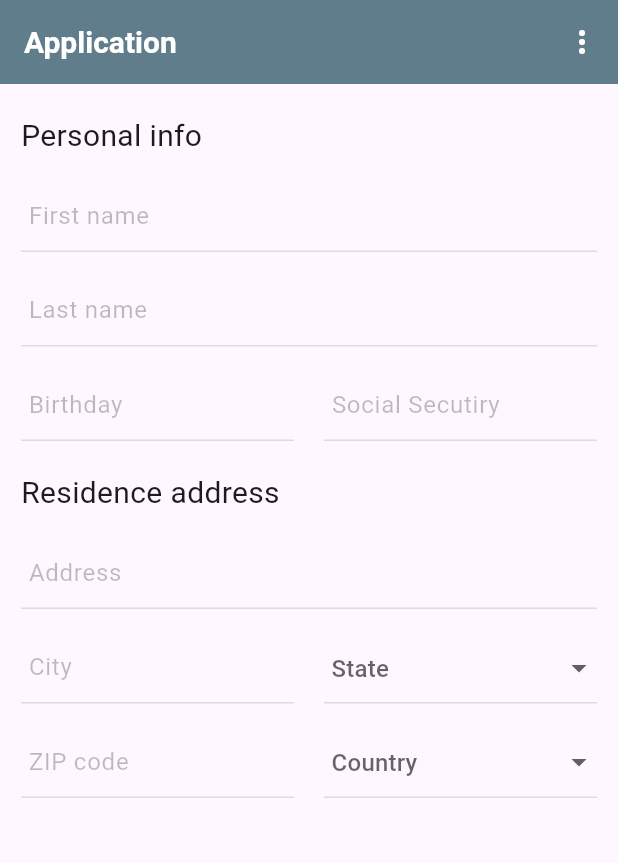
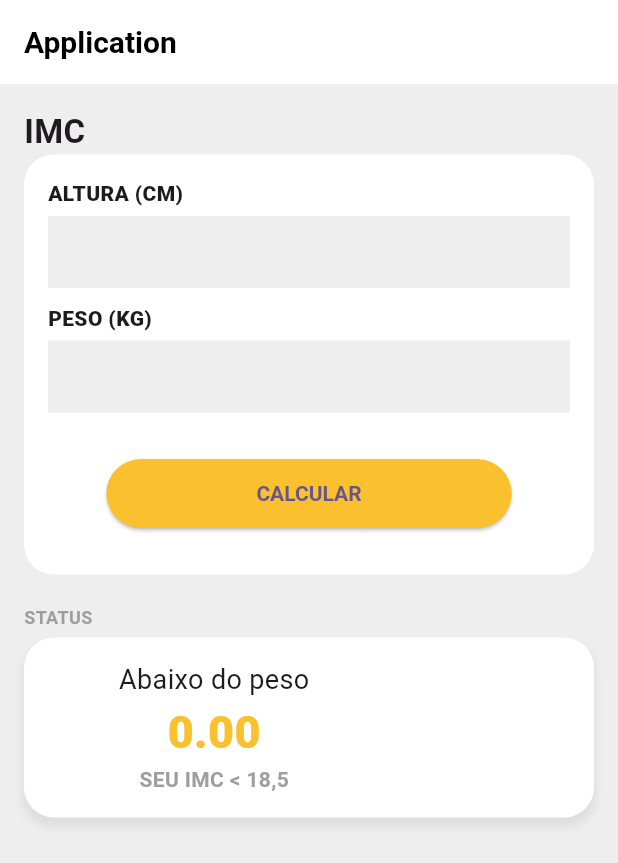
Before and after one commit to raquel-brena/flutter-calculadora-imc, a Flutter app: the screen it shows after launch, on a phone screen of 412 x 824 dp. Shown: the top 863 px of the screen. Run offline on Flutter 3.47's test engine with Material 3 defaults, Android fonts, the light colour scheme and no system bars.

Commit message:
feat: Add CalcIMC widget and related components
This commit adds the CalcIMC widget along with its related components: FormCalc and ResultCalc. The CalcIMC widget is responsible for calculating the IMC (Body Mass Index) based on the user's weight and height. The FormCalc component provides input fields for the user to enter their weight and height, and the ResultCalc component displays the calculated IMC along with a status and an image representing the user's weight category.

```diff
--- /dev/null
+++ b/lib/calc_imd/CalcIMC.dart
@@ -0,0 +1,43 @@
+import 'package:flutter/material.dart';
+import 'package:mini_projeto_01/calc_imd/components/FormCalc.dart';
+import 'package:mini_projeto_01/calc_imd/components/ResultCalc.dart';
+
+class CalcIMC extends StatefulWidget {
+  const CalcIMC({Key? key}) : super(key: key);
+
+  @override
+  _CalcIMCState createState() => _CalcIMCState();
+}
+
+class _CalcIMCState extends State<CalcIMC> {
+  double _imc = 0.0;
+
+  void _calculateIMC(double peso, double altura) {
+    setState(() {
+      _imc = peso / ((altura / 100) * (altura / 100));
+    });
+  }
+
+  @override
+  Widget build(BuildContext context) {
+    return Container(
+      decoration: BoxDecoration(
+        color: Colors.grey.shade200,
+      ),
+      child: Padding(
+        padding: EdgeInsets.all(16),
+        child: Center(
+          child: Column(
+            children: [
+              FormCalc(onCalculate: _calculateIMC),
+              SizedBox(height: 20),
+              ResultCalc(
+                imc: _imc,
+              ),
+            ],
+          ),
+        ),
+      ),
+    );
+  }
+}
--- /dev/null
+++ b/lib/calc_imd/components/FormCalc.dart
@@ -0,0 +1,67 @@
+import 'package:flutter/material.dart';
+import 'package:mini_projeto_01/calc_imd/components/Input.dart';
+
+class FormCalc extends StatelessWidget {
+  final Function(double, double) onCalculate;
+
+  const FormCalc({Key? key, required this.onCalculate}) : super(key: key);
+
+  @override
+  Widget build(BuildContext context) {
+    final TextEditingController _pesoController = TextEditingController();
+    final TextEditingController _alturaController = TextEditingController();
+
+    return Column(
+      crossAxisAlignment: CrossAxisAlignment.start,
+      children: [
+        const Text(
+          "IMC",
+          style: const TextStyle(fontSize: 22, fontWeight: FontWeight.w600),
+        ),
+        Container(
+          decoration: BoxDecoration(
+              color: Colors.white, borderRadius: BorderRadius.circular(20)),
+          height: 280,
+          width: double.infinity,
+          child: Padding(
+            padding: const EdgeInsets.all(16),
+            child: Column(
+              children: [
+                Input(
+                    label: "ALTURA (CM)",
+                    isPassword: false,
+                    controller: _alturaController,
+                    backgroundColor: Colors.grey.shade200),
+                SizedBox(height: 10),
+                Input(
+                    label: "PESO (KG)",
+                    isPassword: false,
+                    controller: _pesoController,
+                    backgroundColor: Colors.grey.shade200),
+                SizedBox(height: 30),
+                ElevatedButton(
+                    style: ElevatedButton.styleFrom(
+                      backgroundColor: Colors.yellow.shade700,
+                      padding: EdgeInsets.symmetric(
+                          horizontal: 100, vertical: 15), // Padding do botão
+                      textStyle: TextStyle(
+                          color: Colors.black,
+                          fontWeight: FontWeight.bold), // Estilo do texto
+                    ),
+                    onPressed: () {
+                      double? peso = double.tryParse(_pesoController.text);
+                      double? altura = double.tryParse(_alturaController.text);
+
+                      if (peso != null && altura != null) {
+                        onCalculate(peso, altura);
+                      }
+                    },
+                    child: Text("CALCULAR"))
+              ],
+            ),
+          ),
+        ),
+      ],
+    );
+  }
+}
--- /dev/null
+++ b/lib/calc_imd/components/Input.dart
@@ -0,0 +1,64 @@
+import 'package:flutter/material.dart';
+import 'package:flutter/services.dart';
+
+class Input extends StatelessWidget {
+  final TextEditingController? controller;
+  final String label;
+  final bool isPassword;
+  final String? erroText;
+  final ValueChanged<String>? onchanged;
+  final Color? backgroundColor, labelColor;
+
+
+  const Input({
+    Key? key,
+    this.controller,
+    required this.label,
+    required this.isPassword,
+    this.erroText,
+    this.onchanged,
+    this.backgroundColor,
+    this.labelColor,
+  }) : super(key: key);
+
+  @override
+  Widget build(BuildContext context) {
+    return Column(
+
+      crossAxisAlignment: CrossAxisAlignment.start,
+      children: [
+        Text(
+          label, style: const TextStyle(fontWeight: FontWeight.w800),),
+        Container(
+          margin: const EdgeInsets.only(top: 5),
+          child: TextFormField(
+            controller: controller,
+            onChanged: onchanged,
+            obscureText: isPassword,
+            keyboardType: TextInputType.number,
+            decoration:
+            InputDecoration(
+              enabledBorder: InputBorder.none,
+              border: OutlineInputBorder(
+                borderRadius: BorderRadius.circular(10),
+                borderSide: BorderSide.none,
+              ),
+              focusedBorder: OutlineInputBorder(
+                borderRadius: BorderRadius.circular(10),
+                borderSide: BorderSide(color: Colors.yellow.shade600),
+              ),
+              hintStyle: const TextStyle(color: Colors.black26),
+              contentPadding: const EdgeInsets.symmetric(
+                vertical:  5,
+                horizontal: 5,
+              ),
+
+              filled: true,
+              fillColor: backgroundColor,
+            ),
+          ),
+        ),
+      ],
+    );
+  }
+}
--- /dev/null
+++ b/lib/calc_imd/components/ResultCalc.dart
@@ -0,0 +1,107 @@
+import 'package:flutter/material.dart';
+
+class ResultCalc extends StatefulWidget {
+  final double imc;
+
+  const ResultCalc({Key? key, required this.imc}) : super(key: key);
+
+  @override
+  _ResultCalcState createState() => _ResultCalcState();
+}
+
+class _ResultCalcState extends State<ResultCalc> {
+  @override
+  Widget build(BuildContext context) {
+    String _status;
+    String _media;
+    String _url;
+
+    double _imc = widget.imc;
+    if (_imc < 18.5) {
+      _status = "Abaixo do peso";
+      _media = "SEU IMC < 18,5";
+      _url = "images/1.png";
+    } else if (_imc >= 18.5 && _imc < 24.9) {
+      _status = "Peso normal";
+      _media = "18,5 <= SEU IMC < 25";
+      _url = "images/2.png";
+    } else if (_imc >= 25 && _imc < 29.9) {
+      _status = "Sobrepeso";
+      _media = "25 <= SEU IMC < 30";
+      _url = "images/3.png";
+    } else if (_imc >= 25 && _imc < 29.9) {
+      _status = "Obesidade Grau I";
+      _media = "35 <= SEU IMC < 40";
+      _url = "images/4.png";
+    } else if (_imc >= 25 && _imc < 29.9) {
+      _status = "Obesidade Grau II";
+      _media = "25 <= SEU IMC < 30";
+      _url = "images/5.png";
+    } else {
+      _status = "Obesidade Mórbida";
+      _media = "IMC >= 40";
+      _url = "images/6.png";
+    }
+
+    return Column(
+      crossAxisAlignment: CrossAxisAlignment.start,
+      mainAxisAlignment: MainAxisAlignment.center,
+      children: [
+        Text(
+          "STATUS",
+          style: TextStyle(
+              fontSize: 12,
+              fontWeight: FontWeight.w600,
+              color: Colors.grey.shade500),
+        ),
+        SizedBox(height: 5),
+        Container(
+            decoration: BoxDecoration(
+              color: Colors.white,
+              borderRadius: BorderRadius.circular(20),
+              boxShadow: [
+                BoxShadow(
+                  color: Colors.grey.withOpacity(0.2),
+                  spreadRadius: 1,
+                  blurRadius: 4,
+                  offset: const Offset(0, 5),
+                )
+              ],
+            ),
+            height: 120,
+            width: double.infinity,
+            child: Row(
+              crossAxisAlignment: CrossAxisAlignment.center,
+              mainAxisAlignment: MainAxisAlignment.spaceAround,
+              children: [
+                Column(
+                  mainAxisAlignment: MainAxisAlignment.center,
+                  children: [
+                    Text(
+                      _status,
+                      style: const TextStyle(
+                          fontSize: 18, fontWeight: FontWeight.w400),
+                    ),
+                    Text(
+                      _imc.toStringAsFixed(2),
+                      style: TextStyle(
+                          fontSize: 30,
+                          fontWeight: FontWeight.w800,
+                          color: Colors.yellow.shade700),
+                    ),
+                    Text(
+                      _media,
+                      style: TextStyle(
+                          fontSize: 14,
+                          fontWeight: FontWeight.w600,
+                          color: Colors.grey.shade500),
+                    ),
+                  ],
+                ),
+                _imc > 0 ? Image(image: AssetImage(_url)) : Container()
+              ],
+            )),
+      ],
+    );
+  }
+}
--- a/lib/main.dart
+++ b/lib/main.dart
@@ -1,4 +1,5 @@
 import 'package:flutter/material.dart';
+import 'package:mini_projeto_01/calc_imd/CalcIMC.dart';
 import 'package:mini_projeto_01/form/FormApp.dart';
 
 void main() {
@@ -8,6 +9,31 @@ void main() {
 class MyApp extends StatelessWidget {
   const MyApp({super.key});
 
+//   @override
+//   Widget build(BuildContext context) {
+//     return MaterialApp(
+//       title: 'Mini Projeto 01',
+//       theme: ThemeData(
+//         colorScheme: ColorScheme.fromSeed(seedColor: Colors.deepPurple),
+//         useMaterial3: true,
+//       ),
+//       home:  Scaffold(
+//         appBar: AppBar(
+//           titleTextStyle: TextStyle(color: Colors.white, fontSize: 20, fontWeight: FontWeight.w600),
+//           backgroundColor: Colors.blueGrey,
+//           title:  Text("Application", style: TextStyle(color: Colors.white),),
+//           actions: [
+//             IconButton(icon: Icon(Icons.more_vert, color: Colors.white,), onPressed: () {  },)
+//           ],
+//         ),
+//         body: const Center(
+//           child: CalcIMC(),
+//         ),
+//       )
+//     );
+//   }
+// }
+
   @override
   Widget build(BuildContext context) {
     return MaterialApp(
@@ -16,19 +42,29 @@ class MyApp extends StatelessWidget {
           colorScheme: ColorScheme.fromSeed(seedColor: Colors.deepPurple),
           useMaterial3: true,
         ),
-      home:  Scaffold(
+        home: Scaffold(
           appBar: AppBar(
-          titleTextStyle: TextStyle(color: Colors.white, fontSize: 20, fontWeight: FontWeight.w600),
-          backgroundColor: Colors.blueGrey,
-          title:  Text("Application", style: TextStyle(color: Colors.white),),
+            titleTextStyle: const TextStyle(
+                color: Colors.white, fontSize: 20, fontWeight: FontWeight.w600),
+            backgroundColor: Colors.white,
+            title: const Text(
+              "Application",
+              style: TextStyle(color: Colors.black),
+            ),
             actions: [
-            IconButton(icon: Icon(Icons.more_vert, color: Colors.white,), onPressed: () {  },)
+              IconButton(
+                icon: const Icon(
+                  Icons.more_vert,
+                  color: Colors.white,
+                ),
+                onPressed: () {},
+              )
             ],
           ),
-        body: const Center(
-          child: FormApp(),
+          body:
+           Center(
+            child: CalcIMC(),
           ),
-      )
-    );
+        ));
   }
 }
```
Also changed, not shown: pubspec.yaml (+7 -1 lines), images/1.png (added), images/2.png (added), images/3.png (added), images/4.png (added), images/5.png (added), images/6.png (added). Lines whose indentation alone changed are shown as unchanged.
